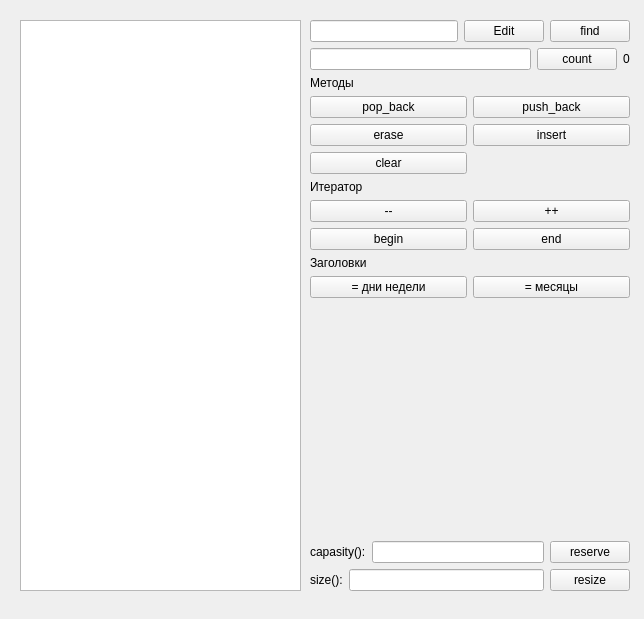
gitVictors/green, file sprint4/Tems20_25lesson7_10/vector-emulator-04/submission/mainwindow.ui: the form before one commit.
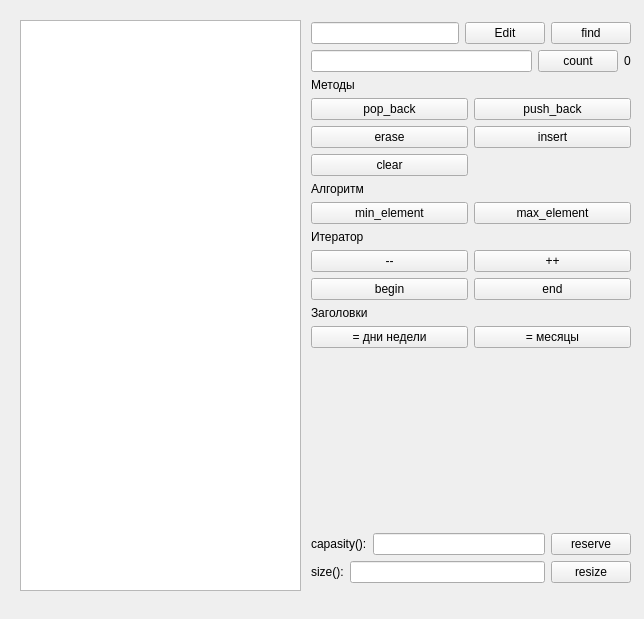
The form after the commit.

Commit message: посик по вектору в gui

Diff of the .ui file:
```diff
--- a/sprint4/Tems20_25lesson7_10/vector-emulator-04/submission/mainwindow.ui
+++ b/sprint4/Tems20_25lesson7_10/vector-emulator-04/submission/mainwindow.ui
@@ -27,29 +27,15 @@
    <widget class="QWidget" name="">
     <property name="geometry">
      <rect>
-      <x>310</x>
-      <y>20</y>
+      <x>311</x>
+      <y>22</y>
       <width>320</width>
-      <height>571</height>
+      <height>561</height>
      </rect>
     </property>
     <layout class="QGridLayout" name="gridLayout_3">
      <item row="0" column="0">
       <layout class="QGridLayout" name="gridLayout">
-       <item row="7" column="0">
-        <widget class="QPushButton" name="minus_minus">
-         <property name="text">
-          <string>--</string>
-         </property>
-        </widget>
-       </item>
-       <item row="5" column="0">
-        <widget class="QPushButton" name="clear">
-         <property name="text">
-          <string>clear</string>
-         </property>
-        </widget>
-       </item>
        <item row="0" column="0" colspan="2">
         <layout class="QHBoxLayout" name="horizontalLayout_2">
          <item>
@@ -63,7 +49,7 @@
           </widget>
          </item>
          <item>
-          <widget class="QPushButton" name="pushButton">
+          <widget class="QPushButton" name="btn_find">
            <property name="text">
             <string>find</string>
            </property>
@@ -71,27 +57,6 @@
          </item>
         </layout>
        </item>
-       <item row="10" column="0">
-        <widget class="QPushButton" name="days">
-         <property name="text">
-          <string>= дни недели</string>
-         </property>
-        </widget>
-       </item>
-       <item row="6" column="0">
-        <widget class="QLabel" name="label_4">
-         <property name="text">
-          <string>Итератор</string>
-         </property>
-        </widget>
-       </item>
-       <item row="9" column="0">
-        <widget class="QLabel" name="label_2">
-         <property name="text">
-          <string>Заголовки</string>
-         </property>
-        </widget>
-       </item>
        <item row="1" column="0" colspan="2">
         <layout class="QHBoxLayout" name="horizontalLayout">
          <item>
@@ -113,6 +78,13 @@
          </item>
         </layout>
        </item>
+       <item row="2" column="0">
+        <widget class="QLabel" name="label">
+         <property name="text">
+          <string>Методы</string>
+         </property>
+        </widget>
+       </item>
        <item row="3" column="0">
         <widget class="QPushButton" name="pop_back">
          <property name="text">
@@ -120,13 +92,6 @@
          </property>
         </widget>
        </item>
-       <item row="8" column="0">
-        <widget class="QPushButton" name="begin">
-         <property name="text">
-          <string>begin</string>
-         </property>
-        </widget>
-       </item>
        <item row="3" column="1">
         <widget class="QPushButton" name="push_back">
          <property name="text">
@@ -134,6 +99,13 @@
          </property>
         </widget>
        </item>
+       <item row="4" column="0">
+        <widget class="QPushButton" name="erase">
+         <property name="text">
+          <string>erase</string>
+         </property>
+        </widget>
+       </item>
        <item row="4" column="1">
         <widget class="QPushButton" name="insert">
          <property name="text">
@@ -141,35 +113,84 @@
          </property>
         </widget>
        </item>
-       <item row="8" column="1">
-        <widget class="QPushButton" name="end">
+       <item row="5" column="0">
+        <widget class="QPushButton" name="clear">
          <property name="text">
-          <string>end</string>
+          <string>clear</string>
          </property>
         </widget>
        </item>
-       <item row="2" column="0">
-        <widget class="QLabel" name="label">
+       <item row="6" column="0">
+        <widget class="QLabel" name="label_6">
          <property name="text">
-          <string>Методы</string>
+          <string>Алгоритм</string>
+         </property>
+        </widget>
+       </item>
+       <item row="7" column="0">
+        <widget class="QPushButton" name="minus_minus_2">
+         <property name="text">
+          <string>min_element</string>
          </property>
         </widget>
        </item>
        <item row="7" column="1">
+        <widget class="QPushButton" name="plus_plus_2">
+         <property name="text">
+          <string>max_element</string>
+         </property>
+        </widget>
+       </item>
+       <item row="8" column="0">
+        <widget class="QLabel" name="label_4">
+         <property name="text">
+          <string>Итератор</string>
+         </property>
+        </widget>
+       </item>
+       <item row="9" column="0">
+        <widget class="QPushButton" name="minus_minus">
+         <property name="text">
+          <string>--</string>
+         </property>
+        </widget>
+       </item>
+       <item row="9" column="1">
         <widget class="QPushButton" name="plus_plus">
          <property name="text">
           <string>++</string>
          </property>
         </widget>
        </item>
-       <item row="4" column="0">
-        <widget class="QPushButton" name="erase">
+       <item row="10" column="0">
+        <widget class="QPushButton" name="begin">
          <property name="text">
-          <string>erase</string>
+          <string>begin</string>
          </property>
         </widget>
        </item>
        <item row="10" column="1">
+        <widget class="QPushButton" name="end">
+         <property name="text">
+          <string>end</string>
+         </property>
+        </widget>
+       </item>
+       <item row="11" column="0">
+        <widget class="QLabel" name="label_2">
+         <property name="text">
+          <string>Заголовки</string>
+         </property>
+        </widget>
+       </item>
+       <item row="12" column="0">
+        <widget class="QPushButton" name="days">
+         <property name="text">
+          <string>= дни недели</string>
+         </property>
+        </widget>
+       </item>
+       <item row="12" column="1">
         <widget class="QPushButton" name="month">
          <property name="text">
           <string>= месяцы</string>
@@ -186,7 +207,7 @@
        <property name="sizeHint" stdset="0">
         <size>
          <width>258</width>
-         <height>158</height>
+         <height>78</height>
         </size>
        </property>
       </spacer>
```
The commit also changes 2 other files.
